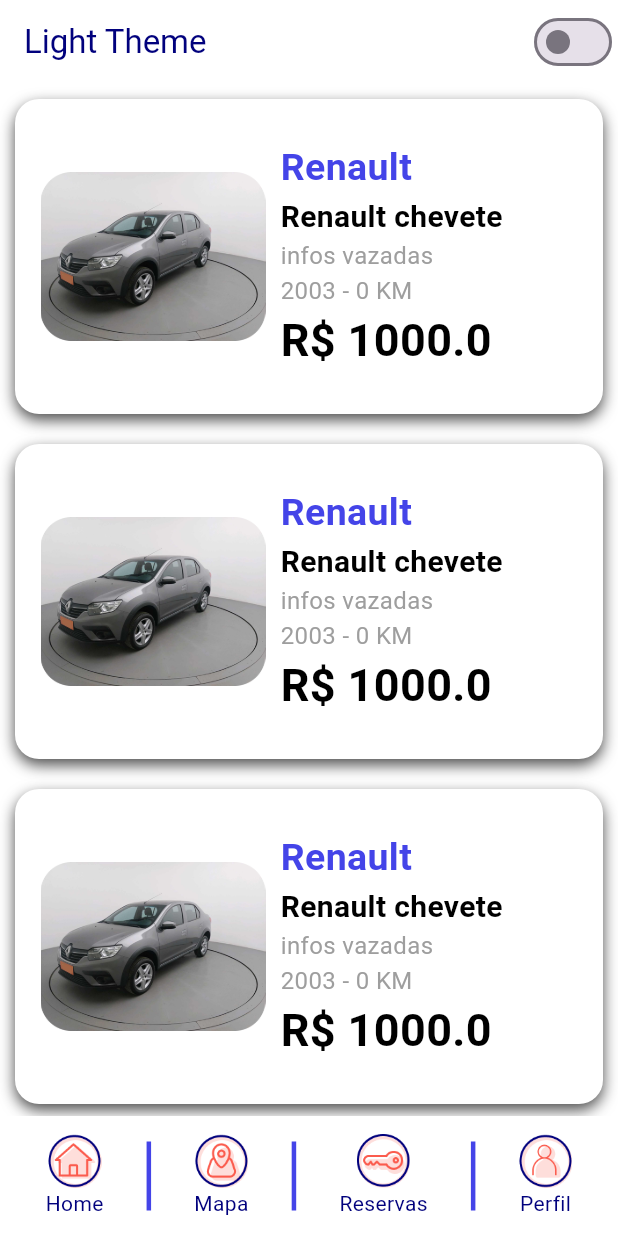
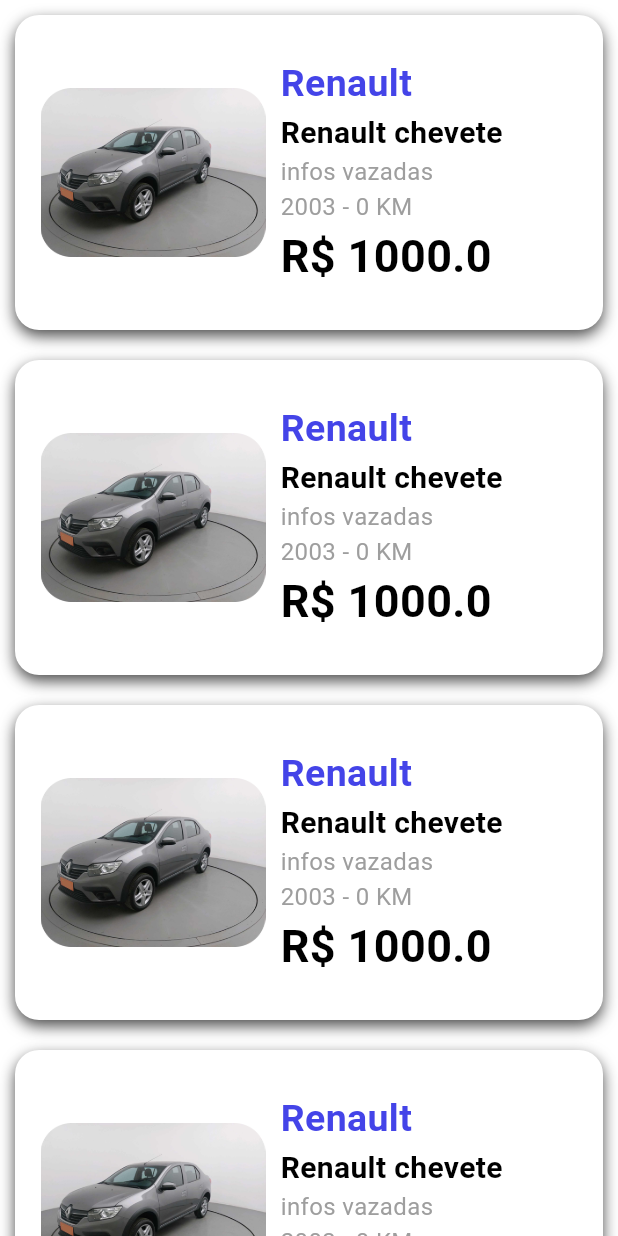
Before and after one commit to GabrielViana14/NavyMobileApp, a Flutter app: the HomePage screen opened directly, on a phone screen of 412 x 824 dp. Run offline on Flutter 3.47's test engine with Material 3 defaults, Android fonts, the phone set to English and light mode, and no system bars; our stand-ins replace flutter_map, geolocator, latlong2.

Commit message:
Adicionado rotas e tab. trabalhando no mapa

```diff
--- a/lib/homePage.dart
+++ b/lib/homePage.dart
@@ -1,49 +1,17 @@
 import 'package:flutter/material.dart';
-import 'app_controller.dart';
 
+class HomePage extends StatefulWidget {
+  const HomePage({super.key});
 
-
-
-// StatelessWidget são paginas que podem ser alteradas enquanto rodam
-class HomePage extends StatefulWidget{
-  const HomePage({super.key});
   @override
-  State<HomePage> createState() {
-    return HomePageState();
-  }
+  State<HomePage> createState() => _HomePageState();
 }
 
-class HomePageState extends State<HomePage> {
-  int contador = 0;
-
-
+class _HomePageState extends State<HomePage> {
   @override
   Widget build(BuildContext context) {
     return Scaffold(
-      // Ver linhas do layout: >flutter debug painter
-
-
-      appBar: AppBar(
-        title: Text(
-          AppController.instance.isDarkTheme
-          ? 'Dark Theme'
-          : 'Light Theme'
-        ),
-        actions: [
-          Switch(
-            value: AppController.instance.isDarkTheme,
-            onChanged: (value){
-              AppController.instance.changeTheme();
-            })
-        ],
-
-      ),
-
-
-      body: SizedBox(
-        width: double.infinity,
-        height: double.infinity,
-        child: ListView(
+      body: ListView(
           scrollDirection: Axis.vertical,
           children: [
             ListViewCarItem(
@@ -97,114 +65,6 @@ class HomePageState extends State<HomePage> {
             ),
           ],
         ),
-        ),
-
-      /*
-      floatingActionButton: FloatingActionButton(
-        child: Icon(Icons.add),
-        onPressed: (){
-          setState(() { // Atualiza o estado
-          contador++;
-          });
-      }),
-      */
-
-      bottomNavigationBar: BottomAppBar(
-        child: Row(
-          mainAxisAlignment: MainAxisAlignment.spaceAround,
-          children: [
-            BottomAppBarButton(
-              text: "Home",
-              icone: Icons.home_outlined,
-              funcao: () {
-                print("Abrir tela home");
-              },
-              asset: 'assets/icon/bottom_appbar_home_icon.png',
-            ),
-            Container(
-              width: 3,
-              height: 46,
-              color: Color(0xFF4444E8),
-            ),
-            BottomAppBarButton(
-              text: "Mapa",
-              icone: Icons.map_outlined,
-              funcao: () {
-                print("Abrir tela mapa");
-              },
-              asset: 'assets/icon/bottom_appbar_map_icon.png',
-            ),
-            Container(
-              width: 3,
-              height: 46,
-              color: Color(0xFF4444E8),
-            ),
-            BottomAppBarButton(
-              text: "Reservas",
-              icone: Icons.search,
-              funcao: () {
-                print("Abrir tela pesquisar");
-              },
-              asset: 'assets/icon/bottom_appbar_reservas_icon.png',
-            ),
-            Container(
-              width: 3,
-              height: 46,
-              color: Color(0xFF4444E8),
-            ),
-            BottomAppBarButton(
-              text: "Perfil",
-              icone: Icons.account_circle_outlined,
-              funcao: () {
-                print("Abrir tela perfil");
-              },
-              asset: 'assets/icon/bottom_appbar_perfil_icon.png',
-            ),
-          ],
-        ),
-      ),
-
-    );
-  }
-
-}
-
-class BottomAppBarButton extends StatelessWidget {
-  const BottomAppBarButton({
-    super.key,
-    required this.text,
-    required this.icone,
-    required this.funcao,
-    required this.asset,
-  });
-  final String asset;
-  final String text;
-  final IconData icone;
-  final VoidCallback funcao;
-
-  @override
-  Widget build(BuildContext context) {
-    return GestureDetector(
-      onTap: funcao,
-      child: Column(
-        mainAxisAlignment: MainAxisAlignment.center,
-        children: [
-          Image.asset(
-            asset,
-            width: 36,
-            height: 36,
-          ),
-          Text(
-            text,
-            style: TextStyle(
-              fontSize: 14.0,
-              color: AppController.instance.isDarkTheme
-              ? Color(0xFF3535B5)
-              : Color(0xFF01017D), //light theme
-              ),
-          ),
-        ],
-      ),
     );
   }
 }
--- a/lib/loginPage.dart
+++ b/lib/loginPage.dart
@@ -113,6 +113,7 @@ class LoginPageState extends State<LoginPage> {
                             if( usuario.trim() == "teste" && senha.trim() == 'teste'){
                               print('correto');
                               AppController.instance.logar();
+                              Navigator.of(context).pushNamed('/main');
                             }else{
                               print('Incorreto');
                               ScaffoldMessenger.of(context).showSnackBar(
--- a/pubspec.yaml
+++ b/pubspec.yaml
@@ -30,6 +30,9 @@ environment:
 dependencies:
   flutter:
     sdk: flutter
+  flutter_map: ^6.0.0
+  latlong2: ^0.9.0
+  geolocator: ^11.0.0
 
   # The following adds the Cupertino Icons font to your application.
   # Use with the CupertinoIcons class for iOS style icons.
```
Also changed, not shown: lib/app.dart (+8 -7 lines), lib/mainPage.dart (added, +169 -0 lines), lib/mapaPage.dart (added, +91 -0 lines), lib/perfilPage.dart (added, +15 -0 lines), lib/reservaPage.dart (added, +15 -0 lines), assets/icon/marker_navy_icon.png (added), pubspec.lock, 1 other file.
